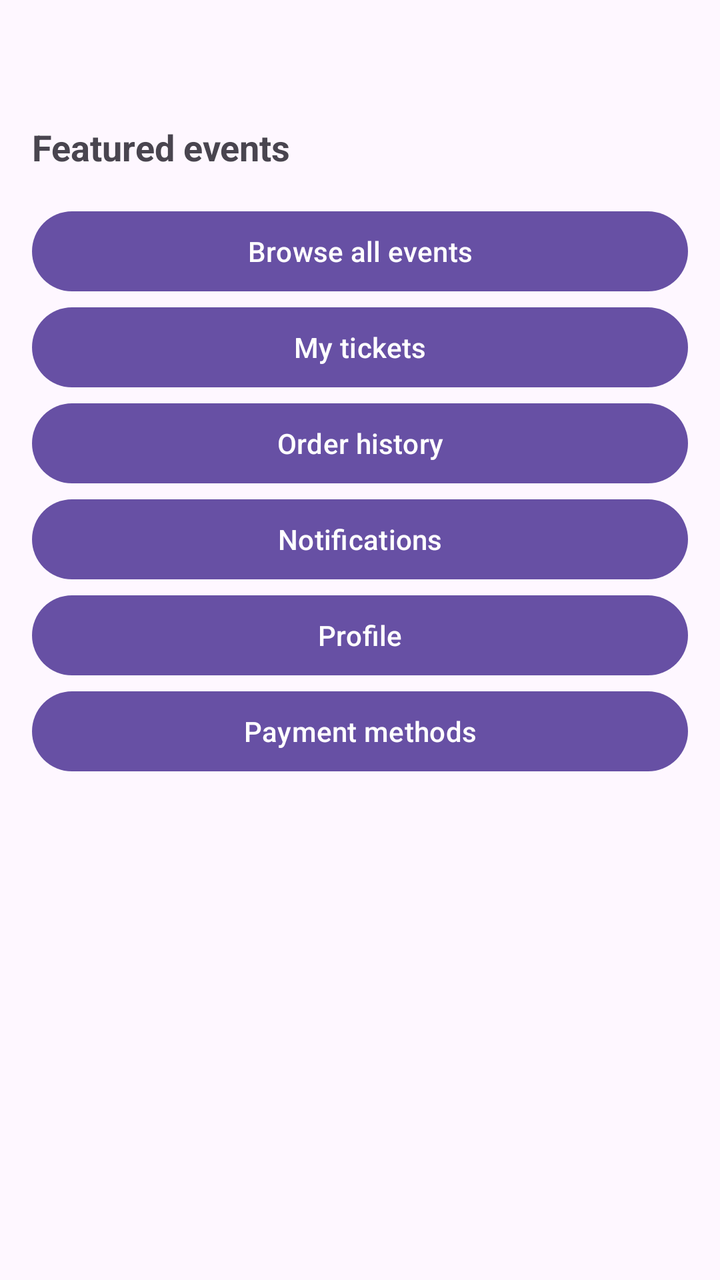
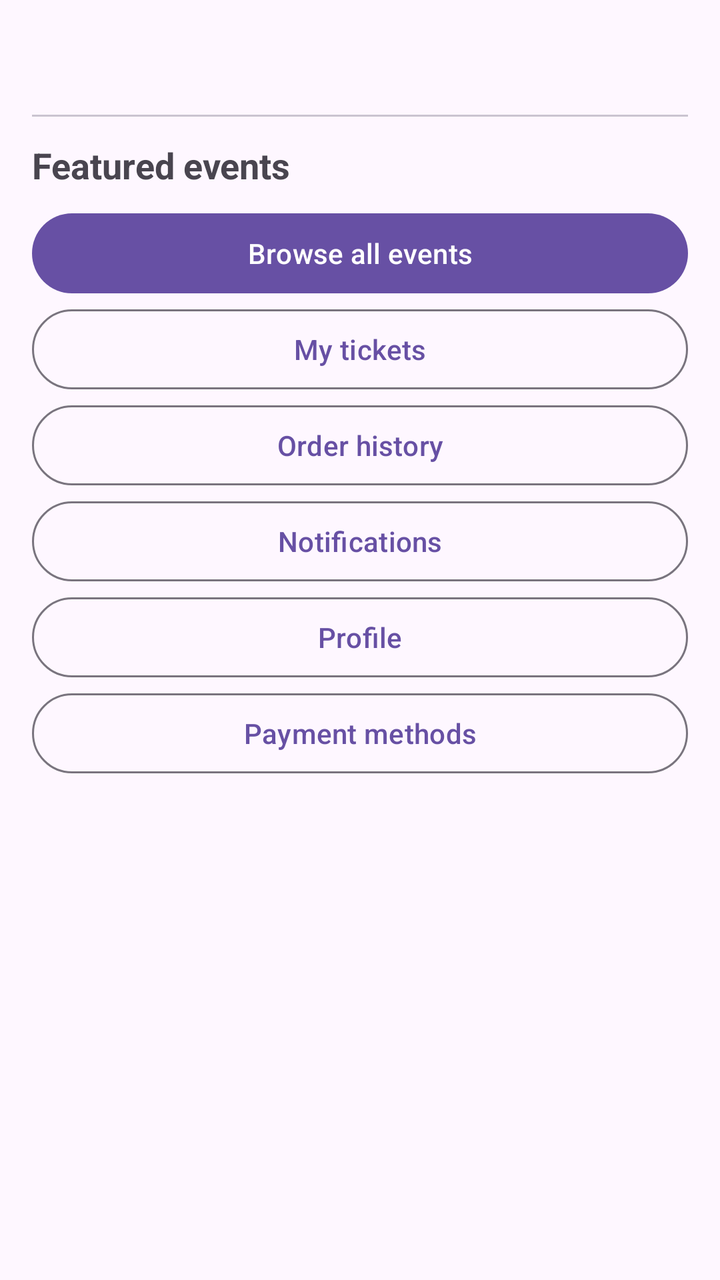

Two renders of the same Android screen: before a commit and after it. Below are the layout's source before the change and the commit's diff.
<!-- AndroidManifest.xml: application theme Theme.Ticketree -->
<!-- res/layout/activity_home.xml -->
<?xml version="1.0" encoding="utf-8"?>
<ScrollView xmlns:android="http://schemas.android.com/apk/res/android"
    android:layout_width="match_parent"
    android:layout_height="match_parent"
    android:fitsSystemWindows="true">

    <LinearLayout
        android:layout_width="match_parent"
        android:layout_height="wrap_content"
        android:orientation="vertical"
        android:padding="16dp">

        <TextView
            android:id="@+id/tvWelcome"
            android:layout_width="match_parent"
            android:layout_height="wrap_content"
            android:textSize="22sp"
            android:textStyle="bold" />

        <TextView
            android:layout_width="match_parent"
            android:layout_height="wrap_content"
            android:layout_marginTop="16dp"
            android:text="Featured events"
            android:textSize="18sp"
            android:textStyle="bold" />

        <LinearLayout
            android:id="@+id/featuredContainer"
            android:layout_width="match_parent"
            android:layout_height="wrap_content"
            android:orientation="vertical" />

        <Button
            android:id="@+id/btnBrowse"
            android:layout_width="match_parent"
            android:layout_height="wrap_content"
            android:layout_marginTop="16dp"
            android:text="Browse all events" />

        <Button
            android:id="@+id/btnTickets"
            android:layout_width="match_parent"
            android:layout_height="wrap_content"
            android:text="My tickets" />

        <Button
            android:id="@+id/btnHistory"
            android:layout_width="match_parent"
            android:layout_height="wrap_content"
            android:text="Order history" />

        <Button
            android:id="@+id/btnNotifications"
            android:layout_width="match_parent"
            android:layout_height="wrap_content"
            android:text="Notifications" />

        <Button
            android:id="@+id/btnProfile"
            android:layout_width="match_parent"
            android:layout_height="wrap_content"
            android:text="Profile" />

        <Button
            android:id="@+id/btnPayments"
            android:layout_width="match_parent"
            android:layout_height="wrap_content"
            android:text="Payment methods" />
    </LinearLayout>
</ScrollView>
<!-- resources referenced by this layout -->
<resources>
  <style name="Theme.Ticketree" parent="Base.Theme.Ticketree" />
  <style name="Base.Theme.Ticketree" parent="Theme.Material3.DayNight.NoActionBar">
          
          
      </style>
</resources>

<!-- the commit's change to res/layout/activity_home.xml (unified diff, before → after) -->
@@ -10,60 +10,69 @@
         android:orientation="vertical"
         android:padding="16dp">
 
-        <TextView
+        <com.google.android.material.textview.MaterialTextView
             android:id="@+id/tvWelcome"
             android:layout_width="match_parent"
             android:layout_height="wrap_content"
             android:textSize="22sp"
             android:textStyle="bold" />
 
-        <TextView
+        <com.google.android.material.divider.MaterialDivider
             android:layout_width="match_parent"
             android:layout_height="wrap_content"
-            android:layout_marginTop="16dp"
+            android:layout_marginVertical="12dp" />
+
+        <com.google.android.material.textview.MaterialTextView
+            android:layout_width="match_parent"
+            android:layout_height="wrap_content"
             android:text="Featured events"
             android:textSize="18sp"
             android:textStyle="bold" />
 
-        <LinearLayout
-            android:id="@+id/featuredContainer"
+        <androidx.recyclerview.widget.RecyclerView
+            android:id="@+id/rvFeatured"
             android:layout_width="match_parent"
             android:layout_height="wrap_content"
-            android:orientation="vertical" />
+            android:layout_marginTop="8dp"
+            android:nestedScrollingEnabled="false" />
 
-        <Button
+        <com.google.android.material.button.MaterialButton
             android:id="@+id/btnBrowse"
             android:layout_width="match_parent"
             android:layout_height="wrap_content"
-            android:layout_marginTop="16dp"
             android:text="Browse all events" />
 
-        <Button
+        <com.google.android.material.button.MaterialButton
             android:id="@+id/btnTickets"
+            style="@style/Widget.Material3.Button.OutlinedButton"
             android:layout_width="match_parent"
             android:layout_height="wrap_content"
             android:text="My tickets" />
 
-        <Button
+        <com.google.android.material.button.MaterialButton
             android:id="@+id/btnHistory"
+            style="@style/Widget.Material3.Button.OutlinedButton"
             android:layout_width="match_parent"
             android:layout_height="wrap_content"
             android:text="Order history" />
 
-        <Button
+        <com.google.android.material.button.MaterialButton
             android:id="@+id/btnNotifications"
+            style="@style/Widget.Material3.Button.OutlinedButton"
             android:layout_width="match_parent"
             android:layout_height="wrap_content"
             android:text="Notifications" />
 
-        <Button
+        <com.google.android.material.button.MaterialButton
             android:id="@+id/btnProfile"
+            style="@style/Widget.Material3.Button.OutlinedButton"
             android:layout_width="match_parent"
             android:layout_height="wrap_content"
             android:text="Profile" />
 
-        <Button
+        <com.google.android.material.button.MaterialButton
             android:id="@+id/btnPayments"
+            style="@style/Widget.Material3.Button.OutlinedButton"
             android:layout_width="match_parent"
             android:layout_height="wrap_content"
             android:text="Payment methods" />
